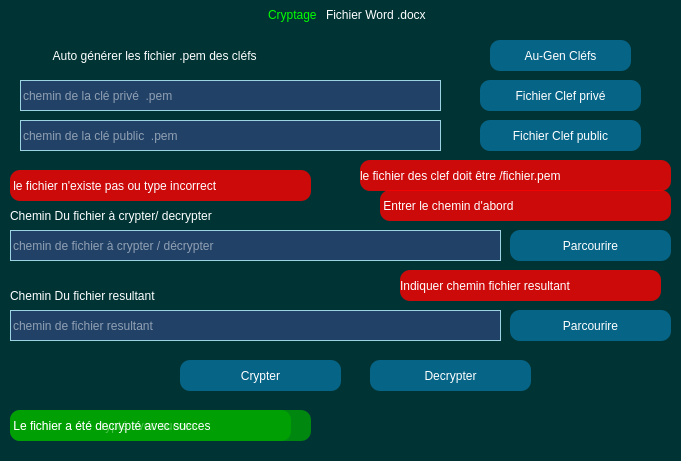
Before: the Qt Designer form cryptofichier.ui in MassinissaLab/file_encryption, drawn with Qt 5.
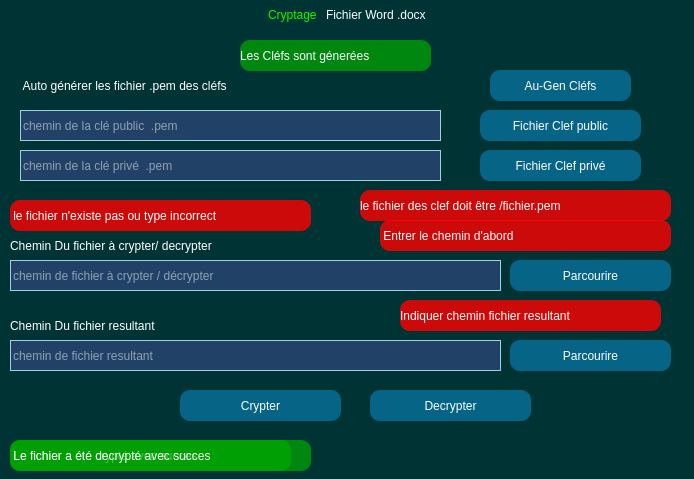
After: the same form once the commit is applied. Icons and pictures are not drawn.

```diff
--- a/cryptofichier.ui
+++ b/cryptofichier.ui
@@ -9,8 +9,8 @@
    <rect>
     <x>0</x>
     <y>0</y>
-    <width>681</width>
-    <height>461</height>
+    <width>694</width>
+    <height>479</height>
    </rect>
   </property>
   <property name="windowTitle">
@@ -107,7 +107,7 @@
     <property name="geometry">
      <rect>
       <x>370</x>
-      <y>360</y>
+      <y>390</y>
       <width>161</width>
       <height>31</height>
      </rect>
@@ -144,7 +144,7 @@
     <property name="geometry">
      <rect>
       <x>180</x>
-      <y>360</y>
+      <y>390</y>
       <width>161</width>
       <height>31</height>
      </rect>
@@ -182,7 +182,7 @@
     <property name="geometry">
      <rect>
       <x>10</x>
-      <y>410</y>
+      <y>440</y>
       <width>281</width>
       <height>31</height>
      </rect>
@@ -205,7 +205,7 @@
     <property name="geometry">
      <rect>
       <x>380</x>
-      <y>190</y>
+      <y>220</y>
       <width>291</width>
       <height>31</height>
      </rect>
@@ -227,7 +227,7 @@
     <property name="geometry">
      <rect>
       <x>10</x>
-      <y>170</y>
+      <y>200</y>
       <width>301</width>
       <height>31</height>
      </rect>
@@ -249,7 +249,7 @@
     <property name="geometry">
      <rect>
       <x>10</x>
-      <y>410</y>
+      <y>440</y>
       <width>301</width>
       <height>31</height>
      </rect>
@@ -272,7 +272,7 @@
     <property name="geometry">
      <rect>
       <x>10</x>
-      <y>230</y>
+      <y>260</y>
       <width>491</width>
       <height>31</height>
      </rect>
@@ -345,7 +345,7 @@
     <property name="geometry">
      <rect>
       <x>510</x>
-      <y>230</y>
+      <y>260</y>
       <width>161</width>
       <height>31</height>
      </rect>
@@ -371,15 +371,27 @@
     <property name="checkable">
      <bool>true</bool>
     </property>
+    <property name="checked">
+     <bool>false</bool>
+    </property>
+    <property name="autoExclusive">
+     <bool>false</bool>
+    </property>
+    <property name="autoDefault">
+     <bool>false</bool>
+    </property>
     <property name="default">
      <bool>true</bool>
     </property>
+    <property name="flat">
+     <bool>false</bool>
+    </property>
    </widget>
    <widget class="QLabel" name="label_3">
     <property name="geometry">
      <rect>
-      <x>50</x>
-      <y>40</y>
+      <x>20</x>
+      <y>70</y>
       <width>391</width>
       <height>31</height>
      </rect>
@@ -400,7 +412,7 @@
     <property name="geometry">
      <rect>
       <x>10</x>
-      <y>200</y>
+      <y>230</y>
       <width>361</width>
       <height>31</height>
      </rect>
@@ -421,7 +433,7 @@
     <property name="geometry">
      <rect>
       <x>490</x>
-      <y>40</y>
+      <y>70</y>
       <width>141</width>
       <height>31</height>
      </rect>
@@ -458,7 +470,7 @@
     <property name="geometry">
      <rect>
       <x>10</x>
-      <y>310</y>
+      <y>340</y>
       <width>491</width>
       <height>31</height>
      </rect>
@@ -528,7 +540,7 @@
     <property name="geometry">
      <rect>
       <x>10</x>
-      <y>280</y>
+      <y>310</y>
       <width>381</width>
       <height>31</height>
      </rect>
@@ -552,7 +564,7 @@
     <property name="geometry">
      <rect>
       <x>400</x>
-      <y>270</y>
+      <y>300</y>
       <width>261</width>
       <height>31</height>
      </rect>
@@ -574,7 +586,7 @@
     <property name="geometry">
      <rect>
       <x>510</x>
-      <y>310</y>
+      <y>340</y>
       <width>161</width>
       <height>31</height>
      </rect>
@@ -608,7 +620,7 @@
     <property name="geometry">
      <rect>
       <x>480</x>
-      <y>80</y>
+      <y>150</y>
       <width>161</width>
       <height>31</height>
      </rect>
@@ -642,7 +654,7 @@
     <property name="geometry">
      <rect>
       <x>480</x>
-      <y>120</y>
+      <y>110</y>
       <width>161</width>
       <height>31</height>
      </rect>
@@ -679,7 +691,7 @@
     <property name="geometry">
      <rect>
       <x>20</x>
-      <y>80</y>
+      <y>150</y>
       <width>421</width>
       <height>31</height>
      </rect>
@@ -752,7 +764,7 @@
     <property name="geometry">
      <rect>
       <x>20</x>
-      <y>120</y>
+      <y>110</y>
       <width>421</width>
       <height>31</height>
      </rect>
@@ -825,7 +837,7 @@
     <property name="geometry">
      <rect>
       <x>360</x>
-      <y>160</y>
+      <y>190</y>
       <width>311</width>
       <height>31</height>
      </rect>
@@ -840,6 +852,29 @@
      <string>le fichier des clef doit être /fichier.pem</string>
     </property>
    </widget>
+   <widget class="QLabel" name="msg_7">
+    <property name="enabled">
+     <bool>false</bool>
+    </property>
+    <property name="geometry">
+     <rect>
+      <x>240</x>
+      <y>40</y>
+      <width>191</width>
+      <height>31</height>
+     </rect>
+    </property>
+    <property name="styleSheet">
+     <string notr="true">background: rgba(0, 170, 0,0.7);
+
+color: rgb(255, 255, 255);
+border-radius:10px;
+font: 12pt &quot;Century Gothic&quot;;</string>
+    </property>
+    <property name="text">
+     <string>Les Cléfs sont génerées</string>
+    </property>
+   </widget>
   </widget>
  </widget>
  <resources/>
```
